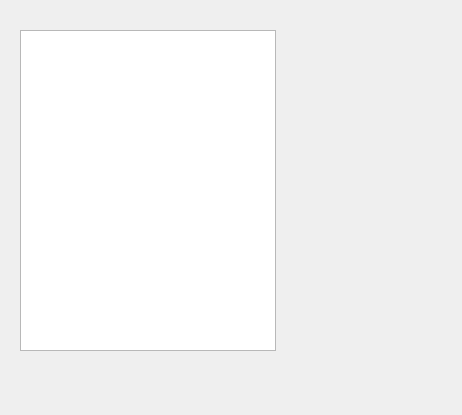
Above: wishlist.ui from hoang1997/MovieInfoFinder before the change. Below: the same form after it.
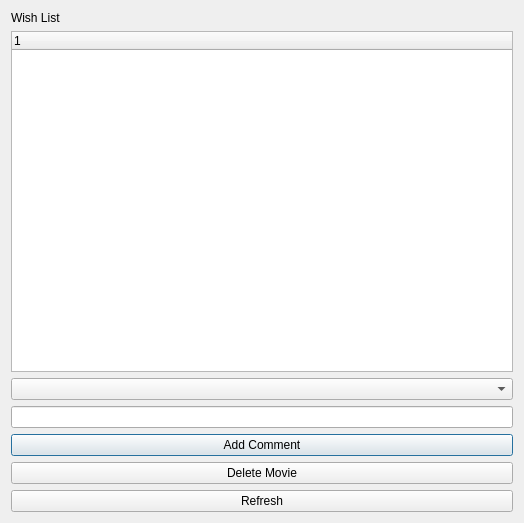
That is the form after the change.

Patch:
```diff
--- a/wishlist.ui
+++ b/wishlist.ui
@@ -6,23 +6,71 @@
    <rect>
     <x>0</x>
     <y>0</y>
-    <width>462</width>
-    <height>415</height>
+    <width>524</width>
+    <height>523</height>
    </rect>
   </property>
   <property name="windowTitle">
    <string>Dialog</string>
   </property>
-  <widget class="QListView" name="listView">
-   <property name="geometry">
-    <rect>
-     <x>20</x>
-     <y>30</y>
-     <width>256</width>
-     <height>321</height>
-    </rect>
-   </property>
-  </widget>
+  <layout class="QVBoxLayout" name="verticalLayout_3">
+   <item>
+    <widget class="QLabel" name="label">
+     <property name="text">
+      <string>Wish List</string>
+     </property>
+    </widget>
+   </item>
+   <item>
+    <layout class="QVBoxLayout" name="verticalLayout_2">
+     <item>
+      <layout class="QHBoxLayout" name="horizontalLayout">
+       <item>
+        <widget class="QTreeWidget" name="treeWidget">
+         <property name="minimumSize">
+          <size>
+           <width>0</width>
+           <height>200</height>
+          </size>
+         </property>
+        </widget>
+       </item>
+      </layout>
+     </item>
+     <item>
+      <layout class="QVBoxLayout" name="verticalLayout">
+       <item>
+        <widget class="QComboBox" name="comboBox"/>
+       </item>
+       <item>
+        <widget class="QLineEdit" name="lineEdit"/>
+       </item>
+       <item>
+        <widget class="QPushButton" name="pushButton">
+         <property name="text">
+          <string>Add Comment</string>
+         </property>
+        </widget>
+       </item>
+       <item>
+        <widget class="QPushButton" name="pushButton_2">
+         <property name="text">
+          <string>Delete Movie</string>
+         </property>
+        </widget>
+       </item>
+       <item>
+        <widget class="QPushButton" name="pushButton_3">
+         <property name="text">
+          <string>Refresh</string>
+         </property>
+        </widget>
+       </item>
+      </layout>
+     </item>
+    </layout>
+   </item>
+  </layout>
  </widget>
  <resources/>
  <connections/>
```
